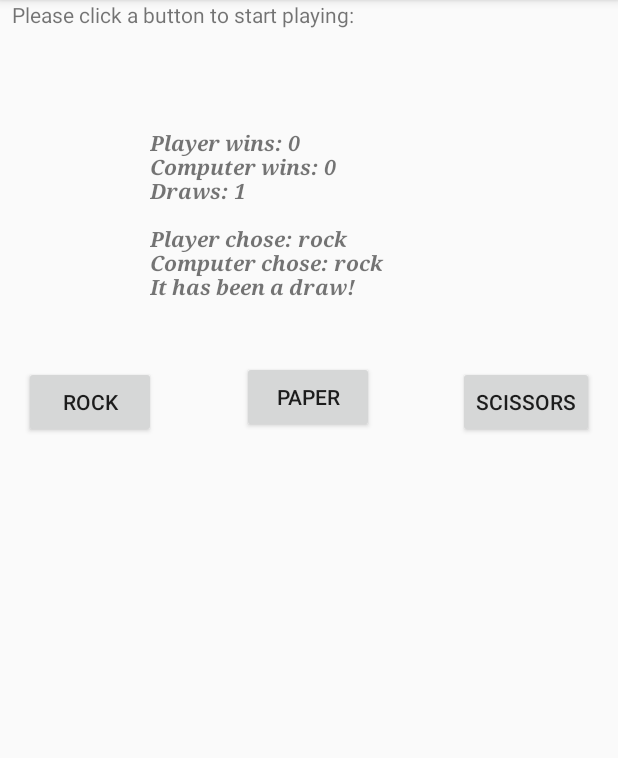
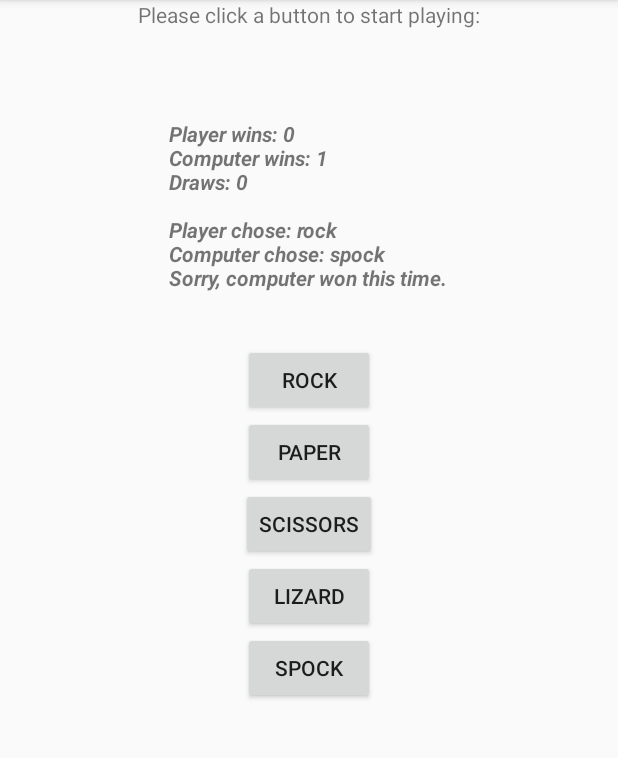
Before and after one commit to juanmataruiz/Rock-Paper-Scissors_Lizard_Spock, an Android app: the screen it shows after launch (MainActivity), after a tap on "ROCK", on a phone screen of 412 x 824 dp, the part 84-842 px from its top. Run offline under Robolectric (Android 15) with nearby library versions, the phone set to English and light mode, and no system bars.

Commit message:
lizard and spock added to the game

```diff
--- a/RockPaperScissors/app/src/main/java/com/example/user/rockpaperscissors/MainActivity.java
+++ b/RockPaperScissors/app/src/main/java/com/example/user/rockpaperscissors/MainActivity.java
@@ -11,6 +11,8 @@ public class MainActivity extends AppCompatActivity {
     Button rockBttn;
     Button paperBttn;
     Button scissorsBttn;
+    Button spockBttn;
+    Button lizardBttn;
     TextView resultConsole;
     RockPaperScissors rockPaperScissors;
 
@@ -22,6 +24,8 @@ public class MainActivity extends AppCompatActivity {
         rockBttn = findViewById(R.id.rock_bttn);
         paperBttn = findViewById(R.id.paper_bttn);
         scissorsBttn = findViewById(R.id.scissors_bttn);
+        spockBttn = findViewById(R.id.spock_bttn);
+        lizardBttn = findViewById(R.id.lizard_bttn);
         resultConsole = findViewById(R.id.result_console);
         rockPaperScissors = new RockPaperScissors();
         rockBttn.setOnClickListener(new View.OnClickListener() {
@@ -42,6 +46,19 @@ public class MainActivity extends AppCompatActivity {
                 play(MoveType.SCISSORS);
             }
         });
+        spockBttn.setOnClickListener(new View.OnClickListener() {
+            @Override
+            public void onClick(View view) {
+                play(MoveType.SPOCK);
+            }
+        });
+        lizardBttn.setOnClickListener(new View.OnClickListener() {
+            @Override
+            public void onClick(View view) {
+                play(MoveType.LIZARD);
+            }
+        });
+
 
     }
 
--- a/RockPaperScissors/app/src/main/java/com/example/user/rockpaperscissors/MoveType.java
+++ b/RockPaperScissors/app/src/main/java/com/example/user/rockpaperscissors/MoveType.java
@@ -2,26 +2,40 @@ package com.example.user.rockpaperscissors;
 
 public enum MoveType {
 
-    ROCK("SCISSORS"),
-    PAPER("ROCK"),
-    SCISSORS("PAPER");
+    ROCK(new String[]{"SCISSORS","LIZARD"}),
+    PAPER(new String[]{"ROCK","SPOCK"}),
+    SCISSORS(new String[]{"PAPER", "LIZARD"}),
+    LIZARD(new String[]{"PAPER","SPOCK"}),
+    SPOCK(new String[]{"POCK","SCISSORS"});
 
-    private String winsAgainst;
+    private String[] winsAgainst;
 
-    MoveType(String moveString) {
+    MoveType(String[] moveString) {
         this.winsAgainst = moveString;
     }
 
-    public MoveType getWinsAgainst() {
-        switch (winsAgainst){
+    public MoveType stringToMoveType(String move) {
+        switch (move){
             case "SCISSORS":
                 return MoveType.SCISSORS;
             case "PAPER":
                 return MoveType.PAPER;
             case "ROCK":
                 return MoveType.ROCK;
+            case "SPOCK":
+                return MoveType.SPOCK;
+            case "LIZARD":
+                return MoveType.LIZARD;
             default:
                 return MoveType.ROCK;
         }
     }
+
+    public MoveType[] getWinsAgainst() {
+        MoveType[] result = new MoveType[winsAgainst.length];
+        for (int i = 0; i < winsAgainst.length; i ++) {
+            result[i] = stringToMoveType(winsAgainst[i]);
+        }
+        return result;
+    }
 }
--- a/RockPaperScissors/app/src/main/java/com/example/user/rockpaperscissors/RockPaperScissors.java
+++ b/RockPaperScissors/app/src/main/java/com/example/user/rockpaperscissors/RockPaperScissors.java
@@ -24,8 +24,8 @@ public class RockPaperScissors {
 
     public GameOutcome getWinner(MoveType player_1, MoveType computer) {
         if (player_1 == computer) return GameOutcome.DRAW;
-        if (player_1.getWinsAgainst() == computer) {
-            return GameOutcome.PLAYER_1;
+        for (MoveType move : player_1.getWinsAgainst()) {
+            if (move == computer) return GameOutcome.PLAYER_1;
         }
         return GameOutcome.COMPUTER;
     }
--- a/RockPaperScissors/app/src/main/res/layout/activity_main.xml
+++ b/RockPaperScissors/app/src/main/res/layout/activity_main.xml
@@ -1,61 +1,23 @@
 <?xml version="1.0" encoding="utf-8"?>
-<android.support.constraint.ConstraintLayout xmlns:android="http://schemas.android.com/apk/res/android"
-    xmlns:app="http://schemas.android.com/apk/res-auto"
+<LinearLayout xmlns:android="http://schemas.android.com/apk/res/android"
     xmlns:tools="http://schemas.android.com/tools"
     android:layout_width="match_parent"
     android:layout_height="match_parent"
-    tools:context=".MainActivity">
+    android:gravity="center_horizontal"
+    tools:context=".MainActivity"
+    android:orientation="vertical">
 
-    <Button
-        android:id="@+id/rock_bttn"
+    <TextView
+        android:id="@+id/instructions"
         android:layout_width="wrap_content"
         android:layout_height="wrap_content"
-        android:layout_marginBottom="8dp"
-        android:layout_marginLeft="16dp"
-        android:layout_marginStart="16dp"
-        android:layout_marginTop="40dp"
-        android:text="Rock"
-        app:layout_constraintBottom_toBottomOf="parent"
-        app:layout_constraintStart_toStartOf="parent"
-        app:layout_constraintTop_toBottomOf="@+id/result_console"
-        app:layout_constraintVertical_bias="0.007" />
-
-    <Button
-        android:id="@+id/paper_bttn"
-        android:layout_width="88dp"
-        android:layout_height="wrap_content"
-        android:layout_marginBottom="8dp"
-        android:layout_marginEnd="8dp"
-        android:layout_marginLeft="8dp"
-        android:layout_marginRight="8dp"
-        android:layout_marginStart="8dp"
-        android:layout_marginTop="40dp"
-        android:text="Paper"
-        app:layout_constraintBottom_toBottomOf="parent"
-        app:layout_constraintEnd_toStartOf="@+id/scissors_bttn"
-        app:layout_constraintHorizontal_bias="0.507"
-        app:layout_constraintStart_toEndOf="@+id/rock_bttn"
-        app:layout_constraintTop_toBottomOf="@+id/result_console"
-        app:layout_constraintVertical_bias="0.0" />
-
-    <Button
-        android:id="@+id/scissors_bttn"
-        android:layout_width="wrap_content"
-        android:layout_height="wrap_content"
-        android:layout_marginBottom="8dp"
-        android:layout_marginEnd="16dp"
-        android:layout_marginRight="16dp"
-        android:layout_marginTop="40dp"
-        android:text="Scissors"
-        app:layout_constraintBottom_toBottomOf="parent"
-        app:layout_constraintEnd_toEndOf="parent"
-        app:layout_constraintTop_toBottomOf="@+id/result_console"
-        app:layout_constraintVertical_bias="0.007" />
+        android:text="Please click a button to start playing:"
+        android:typeface="sans" />
 
     <TextView
         android:id="@+id/result_console"
-        android:layout_width="213dp"
-        android:layout_height="wrap_content"
+        android:layout_width="wrap_content"
+        android:layout_height="150dp"
         android:layout_marginEnd="8dp"
         android:layout_marginLeft="8dp"
         android:layout_marginRight="8dp"
@@ -63,21 +25,44 @@
         android:layout_marginTop="60dp"
         android:textSize="14sp"
         android:textStyle="bold|italic"
-        app:fontFamily="serif"
-        app:layout_constraintEnd_toEndOf="parent"
-        app:layout_constraintHorizontal_bias="0.503"
-        app:layout_constraintStart_toStartOf="parent"
-        app:layout_constraintTop_toBottomOf="@+id/instructions" />
+        />
 
-    <TextView
-        android:id="@+id/instructions"
-        android:layout_width="240dp"
-        android:layout_height="25dp"
-        android:layout_marginLeft="8dp"
-        android:layout_marginStart="8dp"
-        android:text="Please click a button to start playing:"
-        android:typeface="sans"
-        app:fontFamily="sans-serif"
-        app:layout_constraintStart_toStartOf="parent"
-        tools:layout_editor_absoluteY="10dp" />
-</android.support.constraint.ConstraintLayout>
+
+
+    <Button
+        android:id="@+id/rock_bttn"
+        android:layout_width="wrap_content"
+        android:layout_height="wrap_content"
+        android:text="Rock"
+        />
+
+    <Button
+        android:id="@+id/paper_bttn"
+        android:layout_width="wrap_content"
+        android:layout_height="wrap_content"
+        android:text="Paper"
+         />
+
+    <Button
+        android:id="@+id/scissors_bttn"
+        android:layout_width="wrap_content"
+        android:layout_height="wrap_content"
+        android:text="Scissors"
+         />
+
+
+    <Button
+        android:id="@+id/lizard_bttn"
+        android:layout_width="wrap_content"
+        android:layout_height="wrap_content"
+
+        android:text="Lizard"
+       />
+
+    <Button
+        android:id="@+id/spock_bttn"
+        android:layout_width="wrap_content"
+        android:layout_height="wrap_content"
+        android:text="Spock"
+         />
+</LinearLayout>
```
Also changed, not shown: 1 other file.
